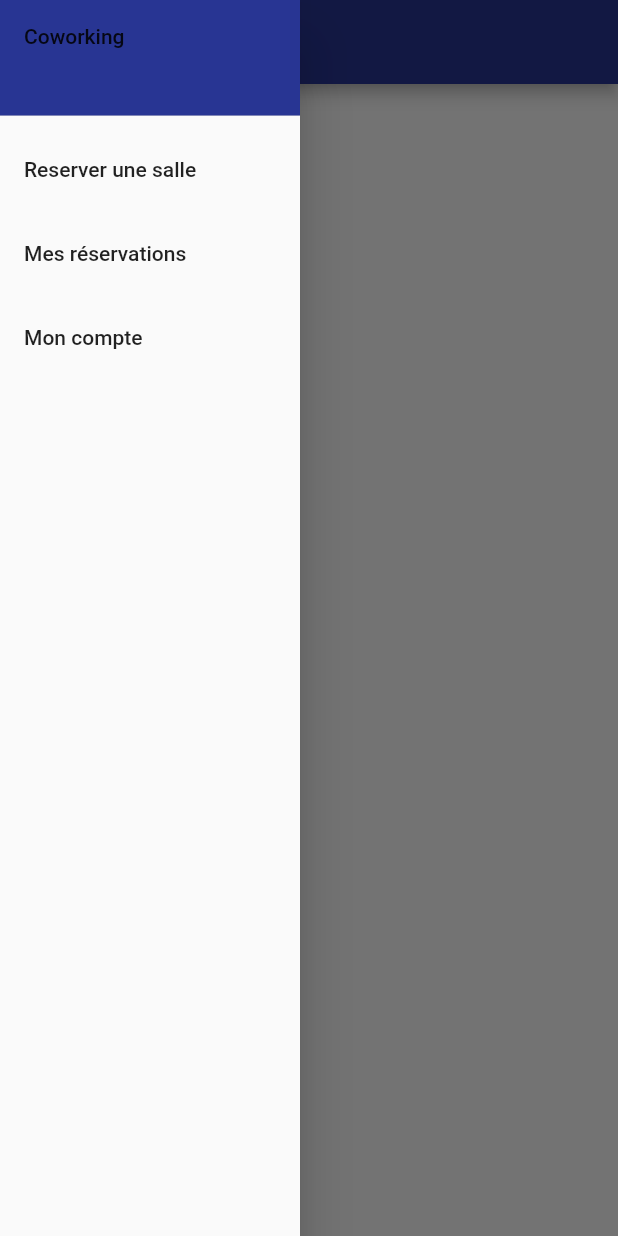
After one commit to Kalfaa/corwoking_app, a Flutter app: the ListReservationScreen screen opened directly, with the side drawer open, on a phone screen of 412 x 824 dp. The commit adds this screen. Run offline on Flutter 3.47's test engine with Material 2 defaults, Android fonts, the phone set to English and light mode, and no system bars; our stand-ins replace flushbar, flutter_secure_storage; missing offline and left inert: enum_to_string, smart_select, time_range; accounts and stored records are empty; network calls fail.

Commit message:
add edit res

```diff
--- a/lib/main.dart
+++ b/lib/main.dart
@@ -1,7 +1,8 @@
 import 'package:corwoking_app/screens/login_screen.dart';
 import 'package:flutter/material.dart';
+import 'package:intl/date_symbol_data_local.dart';
 
-void main() => runApp(MyApp());
+void main() => initializeDateFormatting('fr_FR', null).then((_) => runApp(MyApp()));
 
 class MyApp extends StatelessWidget {
   // This widget is the root of your application.
--- a/lib/screens/home.dart
+++ b/lib/screens/home.dart
@@ -2,6 +2,8 @@ import 'package:corwoking_app/screens/reservation.dart';
 import 'package:corwoking_app/utilities/constants.dart';
 import 'package:flutter/material.dart';
 import 'package:flutter/widgets.dart';
+
+import 'list_reservation.dart';
 
 class Home extends StatelessWidget {
   final String title;
@@ -51,7 +53,9 @@ class Home extends StatelessWidget {
                 // Update the state of the app
                 // ...
                 // Then close the drawer
-                Navigator.pop(context);
+                Navigator.push(  context,
+                  MaterialPageRoute(builder: (context) => ListReservationScreen()),);
+                //Navigator.pop(context);
               },
             ),
             ListTile(
--- /dev/null
+++ b/lib/screens/list_reservation.dart
@@ -0,0 +1,149 @@
+import 'package:corwoking_app/model/open_space.model.dart';
+import 'package:corwoking_app/screens/reservation.dart';
+import 'package:corwoking_app/services/open_space.dart';
+import 'package:corwoking_app/services/reservation.dart';
+import 'package:corwoking_app/utilities/constants.dart';
+import 'package:flutter/material.dart';
+import 'package:intl/intl.dart';
+
+import 'edit_reservation.dart';
+
+class ListReservationScreen extends StatefulWidget {
+  @override
+  _ListReservationScreenState createState() => _ListReservationScreenState();
+}
+
+
+class _ListReservationScreenState extends State<ListReservationScreen> {
+  List<Reservation> reservations = [];
+
+
+
+  @override
+  void initState() {
+    super.initState();
+    //pickeDate = DateTime.now();
+    _getReservation();
+
+  }
+
+  @override
+  Widget build(BuildContext context) {
+    return Scaffold(
+        appBar: AppBar( backgroundColor: PRIMARY_COLOR,title: Text("Reservation")),
+        body:
+          SingleChildScrollView(child:DataTable(
+            columns: [
+              DataColumn(label: Text('OpenSpace')),
+              DataColumn(label: Text('Date')),
+              DataColumn(label: Text(''))
+            ],
+            rows: reservations
+                .map(
+                  (reservation) => DataRow(
+                cells: [
+                  DataCell(
+                    Text(reservation.room.openSpace.name),
+                    showEditIcon: false,
+                    placeholder: false,
+                  ),
+                  DataCell(
+                    Text( DateFormat('yyyy-MM-dd').format(reservation.start.toLocal())+'\n'+DateFormat('kk:00').format(reservation.start.toLocal())  +'--->' +DateFormat('kk:00').format(reservation.end.toLocal())),
+                    showEditIcon: false,
+                    placeholder: false,
+                  ),
+                  DataCell(
+                        IconButton(
+                          icon: Icon(Icons.edit),
+                          color: Colors.black,
+                          onPressed: () async {
+                            var availableJSON = await ReservationService.getAvailable(reservation.room.openSpace.id,reservation.start.toString());
+                            var reservationsEdit = Available.convert(availableJSON).reservations;
+                            var openSpaceJSON = await OpenSpaceService.readOne(reservation.room.openSpace.id);
+                            var openSpace = OpenSpace.convert(openSpaceJSON);
+
+                            Navigator.push(  context,
+                            MaterialPageRoute(builder: (context) =>  EditReservationScreen(reservation: reservation,openSpace: openSpace,reservations: reservationsEdit,) ),);},
+                        ),
+                      )
+                ],
+              ),
+            ).toList(),
+
+          ))
+
+      ,
+
+        drawer: Container( width:200 ,child:Drawer(
+          // Add a ListView to the drawer. This ensures the user can scroll
+          // through the options in the drawer if there isn't enough vertical
+          // space to fit everything.
+          child: ListView(
+            // Important: Remove any padding from the ListView.
+            padding: EdgeInsets.zero,
+            children: <Widget>[
+              Container(
+                height: 85.0,
+                child:DrawerHeader(
+                  child: Text('Coworking'),
+                  decoration: BoxDecoration(
+                    color: PRIMARY_COLOR,
+                  ),
+                ),
+              ),
+              ListTile(
+                title: Text('Reserver une salle'),
+                onTap: () {
+                  // Update the state of the app
+                  // ...
+                  print('eee');
+                  Navigator.push(  context,
+                    MaterialPageRoute(builder: (context) => ReservationScreen()),);
+                  // Then close the drawer
+                  //Navigator.pop(context);
+
+
+                },
+              ),
+              ListTile(
+                title: Text('Mes réservations'),
+                onTap: () {
+                  // Update the state of the app
+                  // ...
+                  // Then close the drawer
+                  Navigator.pop(context);
+                },
+              ),
+              ListTile(
+                title: Text('Mon compte'),
+                onTap: () {
+                  // Update the state of the app
+                  // ...
+                  // Then close the drawer
+                  Navigator.pop(context);
+                },
+              ),
+            ],
+          ),
+        ),
+        )
+    );
+  }
+
+    _getReservation() async  {
+    List<Reservation> res = [];
+    var reservationsJson = await ReservationService.read();
+    for (var reservation in reservationsJson ){
+      Reservation reservationConverted = Reservation.convert(reservation);
+      reservations.add(reservationConverted);
+    }
+
+    setState(() {
+
+    });
+  }
+
+
+
+
+}
--- a/pubspec.yaml
+++ b/pubspec.yaml
@@ -31,6 +31,7 @@ dependencies:
   time_range: ^0.5.0
   smart_select: ^4.0.1
   enum_to_string: ^1.0.13
+  intl: ^0.16.1
   # The following adds the Cupertino Icons font to your application.
   # Use with the CupertinoIcons class for iOS style icons.
   cupertino_icons: ^0.1.3
```
Also changed, not shown: lib/model/open_space.model.dart (+8 -6 lines), lib/screens/edit_reservation.dart (added, +374 -0 lines), lib/services/open_space.dart (+18 -0 lines), lib/services/reservation.dart (+27 -9 lines), lib/assets/bastille.jpeg (added), lib/assets/odéon.jpeg (added), lib/assets/republique.jpg (added), pubspec.lock.
